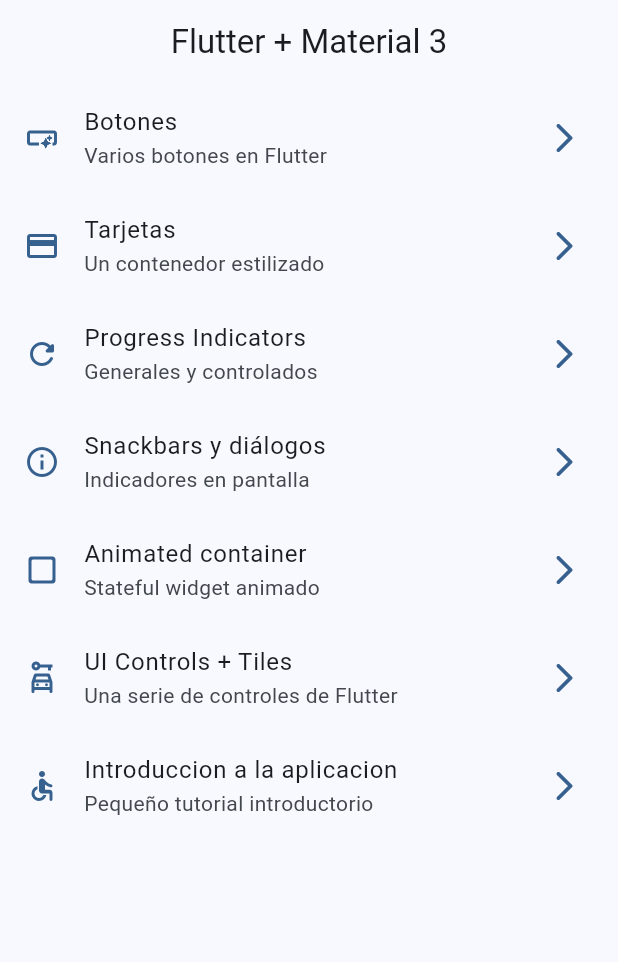
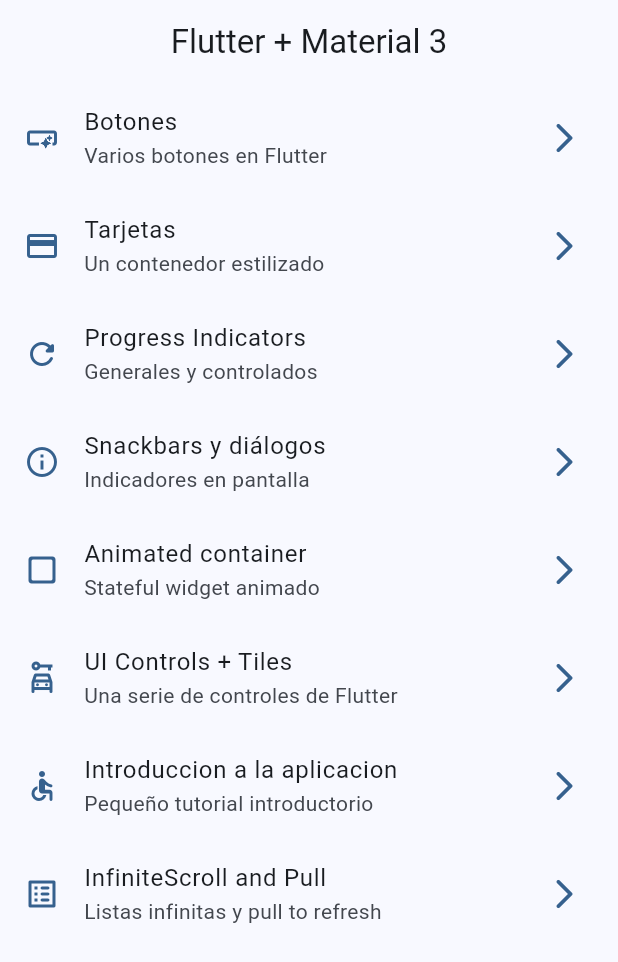
Before and after one commit to OmarACY/widgets_app, a Flutter app: the screen it shows after launch, on a phone screen of 412 x 824 dp. Shown: the top 962 px of the screen. Run offline on Flutter 3.47's test engine with Material 3 defaults, Android fonts, the phone set to English and light mode, and no system bars; our stand-ins replace animate_do, go_router.

Commit message:
147. InfiniteScroll - Inicio

```diff
--- a/lib/config/menu/menu_items.dart
+++ b/lib/config/menu/menu_items.dart
@@ -10,12 +10,12 @@ class MenuItem {
 }
 
 const appMenuItems = <MenuItem>[
-  MenuItem('Botones', 'Varios botones en Flutter', '/buttons',
-      Icons.smart_button_outlined),
+  MenuItem('Botones', 'Varios botones en Flutter', '/buttons',Icons.smart_button_outlined),
   MenuItem('Tarjetas', 'Un contenedor estilizado', '/cards', Icons.credit_card),
   MenuItem('Progress Indicators', 'Generales y controlados', '/progress', Icons.refresh_rounded),
   MenuItem('Snackbars y diálogos', 'Indicadores en pantalla', '/snackbars', Icons.info_outlined),
   MenuItem('Animated container', 'Stateful widget animado', '/animated', Icons.check_box_outline_blank_rounded),
   MenuItem('UI Controls + Tiles', 'Una serie de controles de Flutter', '/ui-controls', Icons.car_rental_outlined),
   MenuItem('Introduccion a la aplicacion', 'Pequeño tutorial introductorio', '/tutorial', Icons.accessible_rounded),
+  MenuItem('InfiniteScroll and Pull', 'Listas infinitas y pull to refresh', '/infinite', Icons.list_alt_rounded),
 ];
--- a/lib/config/router/app_router.dart
+++ b/lib/config/router/app_router.dart
@@ -45,5 +45,10 @@ final appRouter = GoRouter(
       name: AppTutorialScreen.name,
       builder: (context, state) => const AppTutorialScreen(),
     ),
+    GoRoute(
+      path: '/infinite',
+      name: InfiniteScrollScreen.name,
+      builder: (context, state) => const InfiniteScrollScreen(),
+    ),
   ],
 );
```
Also changed, not shown: lib/presentation/screens/infinite_scroll/infinite_scroll_screen.dart (+33 -3 lines).
